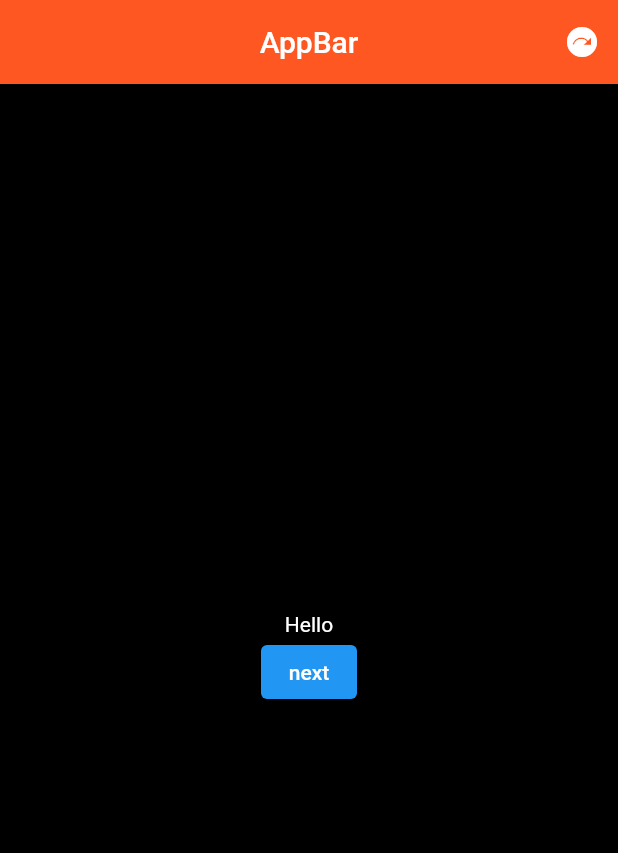
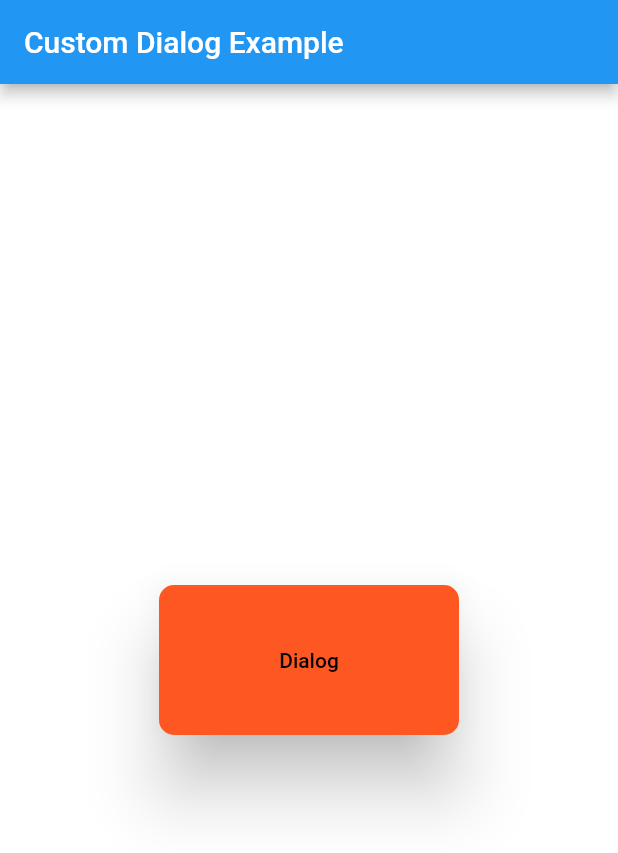
Before and after one commit to DJSeokHo/sh_flutter_code, a Flutter app: the screen it shows after launch, on a phone screen of 412 x 824 dp. Shown: the top 853 px of the screen. Run offline on Flutter 3.47's test engine with Material 2 defaults, Android fonts, the phone set to English and light mode, and no system bars; our stand-ins replace date_format, dio, flutter_swiper_view, lottie, toast, youtube_player_iframe; network calls fail.

Commit message:
Seok Ho
add custom dialog

```diff
--- /dev/null
+++ b/lib/examples/custom_dialog_example/custom_dialog_example.dart
@@ -0,0 +1,80 @@
+
+import 'package:flutter/material.dart';
+
+class CustomDialogExample extends StatelessWidget {
+  const CustomDialogExample({super.key});
+
+  @override
+  Widget build(BuildContext context) {
+    return MaterialApp(
+      debugShowCheckedModeBanner: false,
+      home: Scaffold(
+        appBar: AppBar(
+          title: const Text("Custom Dialog Example"),
+        ),
+        body: Container(
+          width: double.infinity,
+          height: double.infinity,
+          color: Colors.white,
+          child: _ContentView(),
+        ),
+      ),
+    );
+  }
+
+}
+
+class _ContentView extends StatelessWidget {
+
+  @override
+  Widget build(BuildContext context) {
+
+    return Container(
+      alignment: Alignment.center,
+      child: ElevatedButton(
+          style: ElevatedButton.styleFrom(
+              foregroundColor: Colors.black,
+              backgroundColor: Colors.deepOrange,
+              elevation: 20,
+              fixedSize: const Size(200, 100),
+              shape: RoundedRectangleBorder(
+                  borderRadius: BorderRadius.circular(10)
+              )
+          ),
+          onPressed: () {
+            customDialog(context);
+          },
+          child: const Text("Dialog")
+      ),
+    );
+  }
+
+  static Future<bool?> customDialog(BuildContext context) {
+    return showDialog<bool>(
+      context: context,
+      builder: (context) {
+        return Dialog(
+          child: SizedBox(
+            child: Column(
+              mainAxisAlignment: MainAxisAlignment.start,
+              crossAxisAlignment: CrossAxisAlignment.center,
+              children: [
+                const SizedBox(height: 20,),
+                const FlutterLogo(size: 150,),
+                const SizedBox(height: 20,),
+                const Text("This is a Custom Dialog",style:TextStyle(fontSize: 20),),
+                const SizedBox(height: 20,),
+                ElevatedButton(
+                    onPressed: (){
+                      Navigator.of(context).pop();
+                    }, child: const Text("Close")
+                ),
+                const SizedBox(height: 20,),
+              ],
+            ),
+          ),
+        );
+      },
+    );
+  }
+}
--- a/lib/main.dart
+++ b/lib/main.dart
@@ -41,6 +41,7 @@ import 'package:sh_flutter_code/tutorial/flutter_basic/flutter_basic_top_tab_bar
 import 'package:sh_flutter_code/tutorial/flutter_basic/flutter_basic_wrap.dart';
 
 import 'examples/clip_overflow_example/clip_overflow_example.dart';
+import 'examples/custom_dialog_example/custom_dialog_example.dart';
 import 'examples/default_example_refactoring/default_example.dart';
 import 'examples/default_example_refactoring/default_example_view_model.dart';
 import 'examples/fade_animation_image_example/fade_animation_image_example.dart';
@@ -134,7 +135,8 @@ void main() {
   // runApp(const FadeAnimationImageExample());
   // runApp(const YoutubePlayerExample());
   // runApp(const MultipleSelectionList());
-  runApp(const NavigatorWithoutRouteExample());
+  // runApp(const NavigatorWithoutRouteExample());
+  runApp(const CustomDialogExample());
 
   DartTest dartTest = DartTest();
 
```
